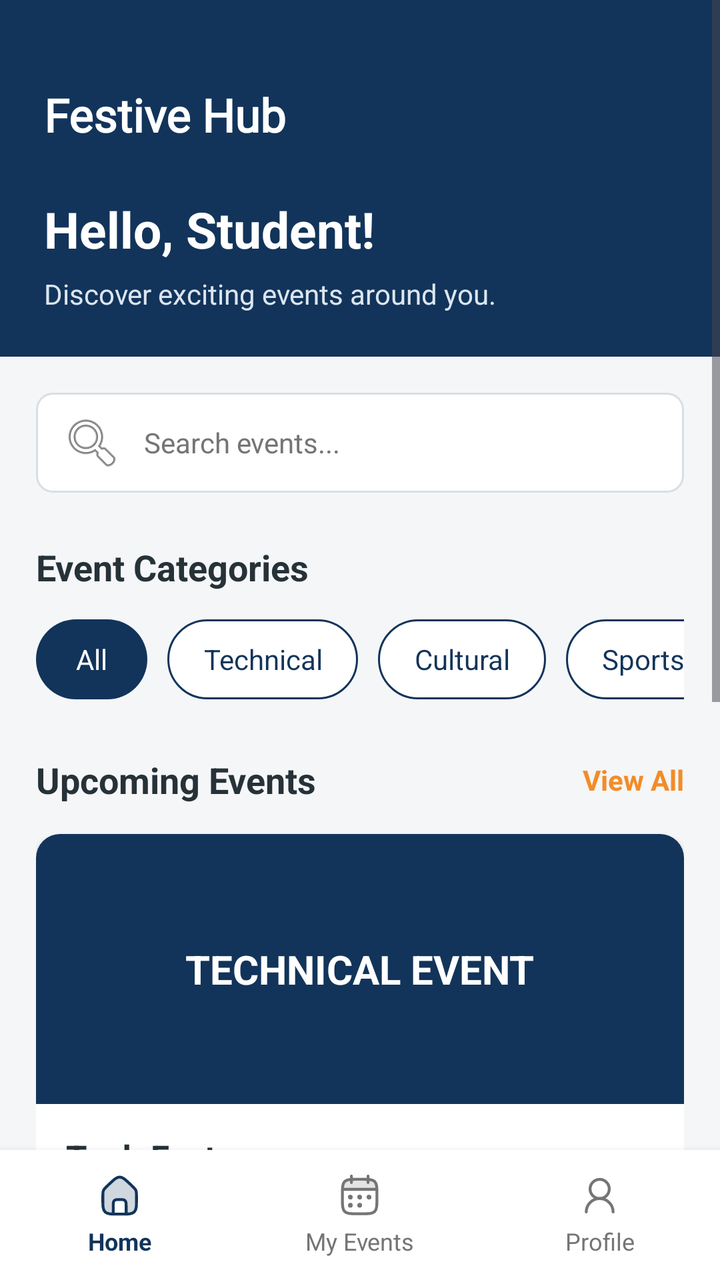
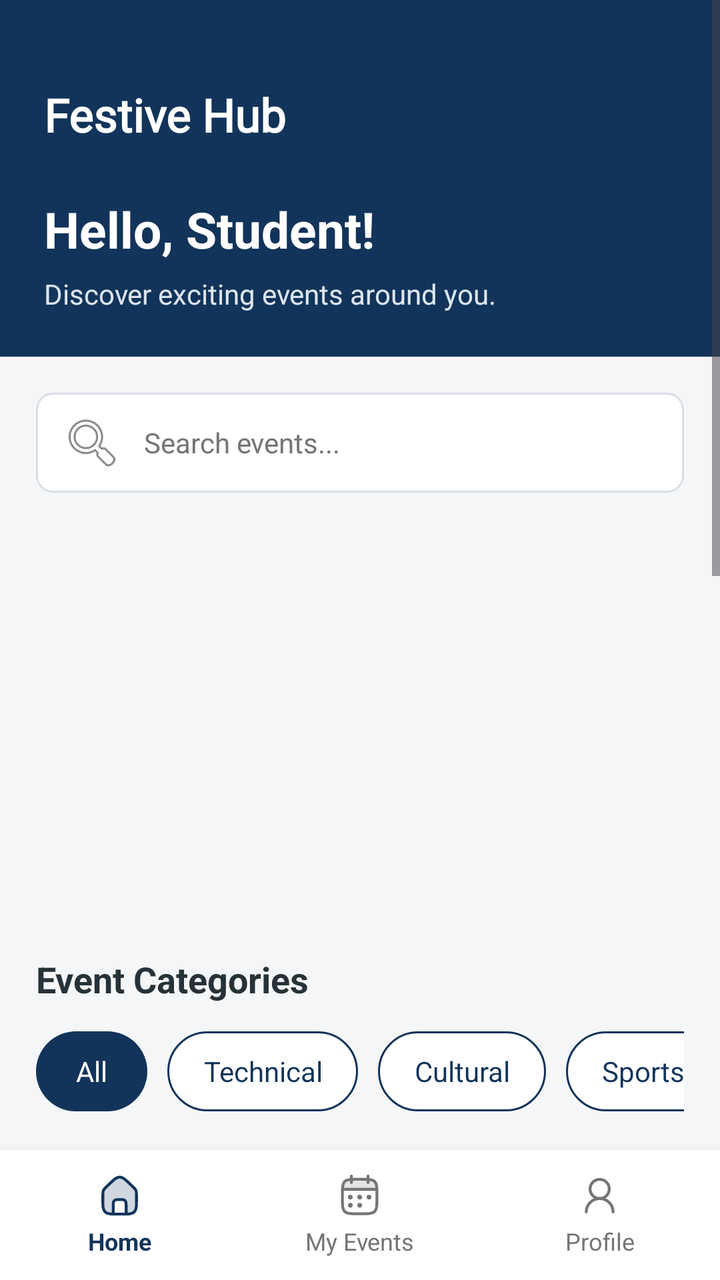

An Android layout rendered at two revisions. The XML below is the earlier revision; the diff shows what the commit changed to produce the second picture.
<!-- AndroidManifest.xml: application theme Theme.FestiveHub -->
<!-- res/layout/activity_home.xml -->
<?xml version="1.0" encoding="utf-8"?>
<androidx.constraintlayout.widget.ConstraintLayout
    xmlns:android="http://schemas.android.com/apk/res/android"
    xmlns:app="http://schemas.android.com/apk/res-auto"
    android:layout_width="match_parent"
    android:layout_height="match_parent"
    android:background="@color/background">

    
    <ScrollView
        android:id="@+id/scrollHome"
        android:layout_width="0dp"
        android:layout_height="0dp"
        android:fillViewport="true"
        android:clipToPadding="false"
        app:layout_constraintTop_toTopOf="parent"
        app:layout_constraintBottom_toTopOf="@id/bottomNavigation"
        app:layout_constraintStart_toStartOf="parent"
        app:layout_constraintEnd_toEndOf="parent">

        <LinearLayout
            android:layout_width="match_parent"
            android:layout_height="wrap_content"
            android:orientation="vertical"
            android:paddingBottom="20dp">

            
            <LinearLayout
                android:layout_width="match_parent"
                android:layout_height="wrap_content"
                android:orientation="vertical"
                android:background="@color/primary"
                android:paddingStart="22dp"
                android:paddingEnd="22dp"
                android:paddingTop="42dp"
                android:paddingBottom="22dp">

                <LinearLayout
                    android:layout_width="match_parent"
                    android:layout_height="wrap_content"
                    android:gravity="center_vertical"
                    android:orientation="horizontal">

                    <TextView
                        android:layout_width="0dp"
                        android:layout_height="wrap_content"
                        android:layout_weight="1"
                        android:text="Festive Hub"
                        android:textColor="@color/white"
                        android:textSize="23sp"
                        android:textStyle="bold"
                        android:fontFamily="@font/sofia"/>



                </LinearLayout>

                <TextView
                    android:id="@+id/tvWelcome"
                    android:layout_width="match_parent"
                    android:layout_height="wrap_content"
                    android:layout_marginTop="25dp"
                    android:text="Hello, Student!"
                    android:textColor="@color/white"
                    android:textSize="25sp"
                    android:textStyle="bold"/>

                <TextView
                    android:layout_width="match_parent"
                    android:layout_height="wrap_content"
                    android:layout_marginTop="6dp"
                    android:text="Discover exciting events around you."
                    android:textColor="#DCE5F0"
                    android:textSize="14sp"/>

            </LinearLayout>

            
            <LinearLayout
                android:layout_width="match_parent"
                android:layout_height="wrap_content"
                android:orientation="vertical"
                android:padding="18dp">

                
                <EditText
                    android:id="@+id/etSearchEvent"
                    android:layout_width="match_parent"
                    android:layout_height="50dp"
                    android:background="@drawable/input_background"
                    android:drawableStart="@android:drawable/ic_menu_search"
                    android:drawablePadding="10dp"
                    android:hint="Search events..."
                    android:padding="12dp"
                    android:singleLine="true"
                    android:inputType="text"
                    android:textColor="@color/dark_text"
                    android:textColorHint="@color/grey"
                    android:textSize="14sp"/>

                
                <TextView
                    android:layout_width="match_parent"
                    android:layout_height="wrap_content"
                    android:layout_marginTop="25dp"
                    android:text="Event Categories"
                    android:textColor="@color/dark_text"
                    android:textSize="18sp"
                    android:textStyle="bold"/>

                
                <HorizontalScrollView
                    android:layout_width="match_parent"
                    android:layout_height="wrap_content"
                    android:layout_marginTop="14dp"
                    android:scrollbars="none">

                    <LinearLayout
                        android:id="@+id/categoryContainer"
                        android:layout_width="wrap_content"
                        android:layout_height="wrap_content"
                        android:orientation="horizontal">

                        <TextView
                            android:id="@+id/tvAllCategory"
                            android:layout_width="wrap_content"
                            android:layout_height="40dp"
                            android:gravity="center"
                            android:paddingStart="20dp"
                            android:paddingEnd="20dp"
                            android:background="@drawable/category_selected"
                            android:text="All"
                            android:textColor="@color/white"
                            android:textSize="14sp"/>

                        <TextView
                            android:id="@+id/tvTechnical"
                            android:layout_width="wrap_content"
                            android:layout_height="40dp"
                            android:layout_marginStart="10dp"
                            android:gravity="center"
                            android:paddingStart="18dp"
                            android:paddingEnd="18dp"
                            android:background="@drawable/category_unselected"
                            android:text="Technical"
                            android:textColor="@color/primary"
                            android:textSize="14sp"/>

                        <TextView
                            android:id="@+id/tvCultural"
                            android:layout_width="wrap_content"
                            android:layout_height="40dp"
                            android:layout_marginStart="10dp"
                            android:gravity="center"
                            android:paddingStart="18dp"
                            android:paddingEnd="18dp"
                            android:background="@drawable/category_unselected"
                            android:text="Cultural"
                            android:textColor="@color/primary"
                            android:textSize="14sp"/>

                        <TextView
                            android:id="@+id/tvSports"
                            android:layout_width="wrap_content"
                            android:layout_height="40dp"
                            android:layout_marginStart="10dp"
                            android:gravity="center"
                            android:paddingStart="18dp"
                            android:paddingEnd="18dp"
                            android:background="@drawable/category_unselected"
                            android:text="Sports"
                            android:textColor="@color/primary"
                            android:textSize="14sp"/>

                        <TextView
                            android:id="@+id/tvWorkshop"
                            android:layout_width="wrap_content"
                            android:layout_height="40dp"
                            android:layout_marginStart="10dp"
                            android:gravity="center"
                            android:paddingStart="18dp"
                            android:paddingEnd="18dp"
                            android:background="@drawable/category_unselected"
                            android:text="Workshop"
                            android:textColor="@color/primary"
                            android:textSize="14sp"/>

                    </LinearLayout>
                </HorizontalScrollView>

                
                <LinearLayout
                    android:layout_width="match_parent"
                    android:layout_height="wrap_content"
                    android:layout_marginTop="28dp"
                    android:gravity="center_vertical"
                    android:orientation="horizontal">

                    <TextView
                        android:layout_width="0dp"
                        android:layout_height="wrap_content"
                        android:layout_weight="1"
                        android:text="Upcoming Events"
                        android:textColor="@color/dark_text"
                        android:textSize="18sp"
                        android:textStyle="bold"/>

                    <TextView
                        android:id="@+id/tvViewAll"
                        android:layout_width="wrap_content"
                        android:layout_height="wrap_content"
                        android:text="View All"
                        android:textColor="@color/orange"
                        android:textSize="14sp"
                        android:textStyle="bold"/>

                </LinearLayout>

                
                <com.google.android.material.card.MaterialCardView
                    android:id="@+id/cardEvent1"
                    android:layout_width="match_parent"
                    android:layout_height="wrap_content"
                    android:layout_marginTop="15dp"
                    app:cardCornerRadius="12dp"
                    app:cardElevation="2dp"
                    app:cardBackgroundColor="@color/white"
                    app:strokeWidth="0dp">

                    <LinearLayout
                        android:layout_width="match_parent"
                        android:layout_height="wrap_content"
                        android:orientation="vertical">

                        <FrameLayout
                            android:layout_width="match_parent"
                            android:layout_height="135dp"
                            android:background="@color/primary">

                            <TextView
                                android:layout_width="wrap_content"
                                android:layout_height="wrap_content"
                                android:layout_gravity="center"
                                android:text="TECHNICAL EVENT"
                                android:textColor="@color/white"
                                android:textSize="20sp"
                                android:textStyle="bold"/>

                        </FrameLayout>

                        <LinearLayout
                            android:layout_width="match_parent"
                            android:layout_height="wrap_content"
                            android:orientation="vertical"
                            android:padding="15dp">

                            <TextView
                                android:id="@+id/tvEventTitle1"
                                android:layout_width="match_parent"
                                android:layout_height="wrap_content"
                                android:text="Tech Fest"
                                android:textColor="@color/dark_text"
                                android:textSize="17sp"
                                android:textStyle="bold"/>

                            <TextView
                                android:id="@+id/tvEventDate1"
                                android:layout_width="match_parent"
                                android:layout_height="wrap_content"
                                android:layout_marginTop="8dp"
                                android:text="Date: To be announced"
                                android:textColor="@color/grey"
                                android:textSize="13sp"/>

                            <TextView
                                android:id="@+id/tvEventLocation1"
                                android:layout_width="match_parent"
                                android:layout_height="wrap_content"
                                android:layout_marginTop="5dp"
                                android:text="Location: College Campus"
                                android:textColor="@color/grey"
                                android:textSize="13sp"/>

                        </LinearLayout>

                    </LinearLayout>

                </com.google.android.material.card.MaterialCardView>

                
                <com.google.android.material.card.MaterialCardView
                    android:id="@+id/cardEvent2"
                    android:layout_width="match_parent"
                    android:layout_height="wrap_content"
                    android:layout_marginTop="15dp"
                    app:cardCornerRadius="12dp"
                    app:cardElevation="2dp"
                    app:cardBackgroundColor="@color/white"
                    app:strokeWidth="0dp">

                    <LinearLayout
                        android:layout_width="match_parent"
                        android:layout_height="wrap_content"
                        android:orientation="vertical">

                        <FrameLayout
                            android:layout_width="match_parent"
                            android:layout_height="135dp"
                            android:background="#F28C28">

                            <TextView
                                android:layout_width="wrap_content"
                                android:layout_height="wrap_content"
                                android:layout_gravity="center"
                                android:text="CULTURAL EVENT"
                                android:textColor="@color/white"
                                android:textSize="20sp"
                                android:textStyle="bold"/>

                        </FrameLayout>

                        <LinearLayout
                            android:layout_width="match_parent"
                            android:layout_height="wrap_content"
                            android:orientation="vertical"
                            android:padding="15dp">

                            <TextView
                                android:id="@+id/tvEventTitle2"
                                android:layout_width="match_parent"
                                android:layout_height="wrap_content"
                                android:text="Cultural Festival"
                                android:textColor="@color/dark_text"
                                android:textSize="17sp"
                                android:textStyle="bold"/>

                            <TextView
                                android:id="@+id/tvEventDate2"
                                android:layout_width="match_parent"
                                android:layout_height="wrap_content"
                                android:layout_marginTop="8dp"
                                android:text="Date: To be announced"
                                android:textColor="@color/grey"
                                android:textSize="13sp"/>

                            <TextView
                                android:id="@+id/tvEventLocation2"
                                android:layout_width="match_parent"
                                android:layout_height="wrap_content"
                                android:layout_marginTop="5dp"
                                android:text="Location: College Ground"
                                android:textColor="@color/grey"
                                android:textSize="13sp"/>

                        </LinearLayout>

                    </LinearLayout>

                </com.google.android.material.card.MaterialCardView>

                <TextView
                    android:id="@+id/tvNoEvents"
                    android:layout_width="match_parent"
                    android:layout_height="wrap_content"
                    android:layout_marginTop="25dp"
                    android:gravity="center"
                    android:text="No events found"
                    android:textColor="@color/grey"
                    android:textSize="15sp"
                    android:visibility="gone"/>


            </LinearLayout>


        </LinearLayout>

    </ScrollView>

    

    <LinearLayout
        android:id="@+id/bottomNavigation"
        android:layout_width="0dp"
        android:layout_height="65dp"
        android:background="@color/white"
        android:gravity="center"
        android:orientation="horizontal"
        android:elevation="6dp"
        app:layout_constraintBottom_toBottomOf="parent"
        app:layout_constraintStart_toStartOf="parent"
        app:layout_constraintEnd_toEndOf="parent">

        
        <LinearLayout
            android:layout_width="0dp"
            android:layout_height="match_parent"
            android:layout_weight="1"
            android:gravity="center"
            android:orientation="vertical">

            <ImageView
                android:layout_width="23dp"
                android:layout_height="23dp"
                android:src="@drawable/ic_home"
                android:contentDescription="Home"
                app:tint="@color/primary" />

            <TextView
                android:layout_width="wrap_content"
                android:layout_height="wrap_content"
                android:text="Home"
                android:textColor="@color/primary"
                android:textSize="12sp"
                android:textStyle="bold"
                android:layout_marginTop="3dp"/>
        </LinearLayout>

        
        <LinearLayout
            android:layout_width="0dp"
            android:layout_height="match_parent"
            android:layout_weight="1"
            android:gravity="center"
            android:orientation="vertical">

            <ImageView
                android:layout_width="23dp"
                android:layout_height="23dp"
                android:src="@drawable/ic_event"
                android:contentDescription="My Events"
                app:tint="@color/grey" />

            <TextView
                android:layout_width="wrap_content"
                android:layout_height="wrap_content"
                android:text="My Events"
                android:textColor="@color/grey"
                android:textSize="12sp"
                android:layout_marginTop="3dp"/>
        </LinearLayout>

        
        <LinearLayout
            android:layout_width="0dp"
            android:layout_height="match_parent"
            android:layout_weight="1"
            android:gravity="center"
            android:orientation="vertical">

            <ImageView
                android:layout_width="23dp"
                android:layout_height="23dp"
                android:src="@drawable/ic_profile"
                android:contentDescription="Profile"
                app:tint="@color/grey" />

            <TextView
                android:layout_width="wrap_content"
                android:layout_height="wrap_content"
                android:text="Profile"
                android:textColor="@color/grey"
                android:textSize="12sp"
                android:layout_marginTop="3dp"/>
        </LinearLayout>

    </LinearLayout>


</androidx.constraintlayout.widget.ConstraintLayout>
<!-- resources referenced by this layout -->
<resources>
  <color name="background">#F5F6F8</color>
  <color name="dark_text">#263238</color>
  <color name="grey">#757575</color>
  <color name="orange">#F28C28</color>
  <color name="primary">#12345A</color>
  <color name="white">#FFFFFF</color>
  <!-- drawable category_selected (drawable) -->
  <?xml version="1.0" encoding="utf-8"?>
  <shape xmlns:android="http://schemas.android.com/apk/res/android"
      android:shape="rectangle">
      <solid android:color="@color/primary"/>
      <corners android:radius="20dp"/>
  </shape>
  <!-- drawable category_unselected (drawable) -->
  <?xml version="1.0" encoding="utf-8"?>
  <shape xmlns:android="http://schemas.android.com/apk/res/android"
      android:shape="rectangle">
      <solid android:color="@color/white"/>
      <stroke
          android:width="1dp"
          android:color="@color/primary"/>
      <corners android:radius="20dp"/>
  </shape>
  <!-- drawable ic_event (drawable) -->
  <vector xmlns:android="http://schemas.android.com/apk/res/android"
      android:width="24dp"
      android:height="24dp"
      android:viewportWidth="24"
      android:viewportHeight="24">
  
    <path
        android:pathData="M3.01,7.66V7.3a4,4 0,0 1,3.84 -3.84h10.3a4,4 0,0 1,3.84 4.2v0.09a1,1 0,0 1,-0.96 0.96H3.97a1,1 0,0 1,-0.96 -0.96z"
        android:fillColor="#757575"
        android:fillAlpha="0.2"/>
  
    <path
        android:pathData="M11.01,21.44H13c3.77,0 5.66,0 6.83,-1.18C21,19.09 21,17.21 21,13.44v-1.98c0,-3.77 0,-5.66 -1.17,-6.83S16.77,3.46 13,3.46h-2c-3.77,0 -5.66,0 -6.83,1.17S3,7.69 3,11.46v1.98c0,3.77 0,5.65 1.17,6.82c1.17,1.18 3.06,1.18 6.83,1.18M7.69,1.76v3.4m8.68,-3.4v3.4m4.2,3.54H3.83"
        android:strokeLineJoin="round"
        android:strokeWidth="1.5"
        android:fillColor="#00000000"
        android:strokeColor="#757575"
        android:strokeLineCap="round"/>
  
    <path
        android:pathData="M7.63,12.76a0.5,0.5 0,1 1,-1 0a0.5,0.5 0,0 1,1 0m0,4.24a0.5,0.5 0,1 1,-1 0a0.5,0.5 0,0 1,1 0m4.87,-4.24a0.5,0.5 0,1 1,-1 0a0.5,0.5 0,0 1,1 0m0,4.24a0.5,0.5 0,1 1,-1 0a0.5,0.5 0,0 1,1 0m4.88,-4.24a0.5,0.5 0,1 1,-1 0a0.5,0.5 0,0 1,1 0"
        android:strokeLineJoin="round"
        android:strokeWidth="1.5"
        android:fillColor="#757575"
        android:strokeColor="#757575"
        android:strokeLineCap="round"/>
  
  </vector>
  <!-- drawable ic_profile (drawable) -->
  <vector xmlns:android="http://schemas.android.com/apk/res/android"
      android:width="24dp"
      android:height="24dp"
      android:viewportWidth="24"
      android:viewportHeight="24">
  
    <path
        android:pathData="M17,8.5a5,5 0,1 0,-10 0a5,5 0,0 0,10 0"
        android:strokeLineJoin="round"
        android:strokeWidth="1.5"
        android:fillColor="#00000000"
        android:strokeColor="#757575"
        android:strokeLineCap="round"/>
  
    <path
        android:pathData="M19,20.5a7,7 0,1 0,-14 0"
        android:strokeLineJoin="round"
        android:strokeWidth="1.5"
        android:fillColor="#00000000"
        android:strokeColor="#757575"
        android:strokeLineCap="round"/>
  
  </vector>
  <!-- drawable input_background (drawable) -->
  <?xml version="1.0" encoding="utf-8"?>
  <shape xmlns:android="http://schemas.android.com/apk/res/android"
      android:shape="rectangle">
  
      <solid android:color="@color/white"/>
  
      <stroke
          android:width="1dp"
          android:color="#D9DEE5"/>
  
      <corners android:radius="8dp"/>
  
  </shape>
  <style name="Theme.FestiveHub" parent="Base.Theme.FestiveHub" />
  <style name="Base.Theme.FestiveHub" parent="Theme.Material3.DayNight.NoActionBar">
  
          <item name="colorPrimary">@color/primary</item>
          <item name="colorOnPrimary">@color/white</item>
          <item name="colorSecondary">@color/primary</item>
          <item name="android:statusBarColor">@color/primary</item>
          <item name="android:navigationBarColor">@color/white</item>
          <item name="android:windowLightStatusBar">false</item>
  
      </style>
  <!-- unchanged entries left out for length: 1 -->
</resources>

<!-- the commit's change to res/layout/activity_home.xml (unified diff, before → after) -->
@@ -73,6 +73,7 @@
                     android:textColor="#DCE5F0"
                     android:textSize="14sp"/>
 
+
             </LinearLayout>
 
             
@@ -97,6 +98,28 @@
                     android:textColor="@color/dark_text"
                     android:textColorHint="@color/grey"
                     android:textSize="14sp"/>
+
+                
+                <androidx.viewpager2.widget.ViewPager2
+                    android:id="@+id/eventBannerCarousel"
+                    android:layout_width="match_parent"
+                    android:layout_height="170dp"
+                    android:layout_marginTop="18dp"
+                    android:layout_marginStart="16dp"
+                    android:layout_marginEnd="16dp"
+                    android:orientation="horizontal" />
+
+
+                
+                <LinearLayout
+                    android:id="@+id/bannerIndicators"
+                    android:layout_width="match_parent"
+                    android:layout_height="wrap_content"
+                    android:layout_marginTop="10dp"
+                    android:gravity="center"
+                    android:orientation="horizontal"
+                    android:padding="4dp" />
+
 
                 
                 <TextView
